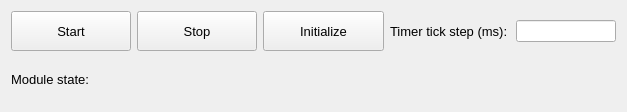
Above: resources/statewidget.ui from tud-hri/joan before the change. Below: the same form after it.
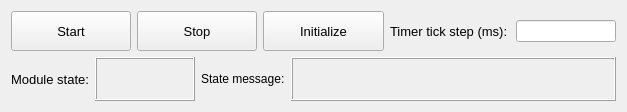
That is the form after the change.

Commit message: implemented separate message box for module state messages

Patch:
```diff
--- a/resources/statewidget.ui
+++ b/resources/statewidget.ui
@@ -45,14 +45,14 @@
        <item>
         <widget class="QLabel" name="lbl_module_state">
          <property name="sizePolicy">
-          <sizepolicy hsizetype="Expanding" vsizetype="Preferred">
+          <sizepolicy hsizetype="Fixed" vsizetype="Preferred">
            <horstretch>0</horstretch>
            <verstretch>0</verstretch>
           </sizepolicy>
          </property>
          <property name="minimumSize">
           <size>
-           <width>400</width>
+           <width>100</width>
            <height>40</height>
           </size>
          </property>
@@ -61,23 +61,51 @@
            <pointsize>10</pointsize>
           </font>
          </property>
+         <property name="frameShape">
+          <enum>QFrame::Box</enum>
+         </property>
+         <property name="frameShadow">
+          <enum>QFrame::Raised</enum>
+         </property>
          <property name="text">
           <string>&lt;state&gt;</string>
          </property>
+         <property name="alignment">
+          <set>Qt::AlignCenter</set>
+         </property>
         </widget>
        </item>
        <item>
-        <spacer name="horizontalSpacer_2">
-         <property name="orientation">
-          <enum>Qt::Horizontal</enum>
+        <widget class="QLabel" name="label_2">
+         <property name="text">
+          <string>State message:</string>
          </property>
-         <property name="sizeHint" stdset="0">
-          <size>
-           <width>40</width>
-           <height>20</height>
-          </size>
+         <property name="textFormat">
+          <enum>Qt::AutoText</enum>
          </property>
-        </spacer>
+        </widget>
+       </item>
+       <item>
+        <widget class="QLabel" name="lbl_state_message">
+         <property name="sizePolicy">
+          <sizepolicy hsizetype="Expanding" vsizetype="Preferred">
+           <horstretch>0</horstretch>
+           <verstretch>0</verstretch>
+          </sizepolicy>
+         </property>
+         <property name="frameShape">
+          <enum>QFrame::Box</enum>
+         </property>
+         <property name="frameShadow">
+          <enum>QFrame::Raised</enum>
+         </property>
+         <property name="text">
+          <string>&lt;message&gt;</string>
+         </property>
+         <property name="wordWrap">
+          <bool>true</bool>
+         </property>
+        </widget>
        </item>
       </layout>
      </item>
```
The commit also changes 2 other files.
